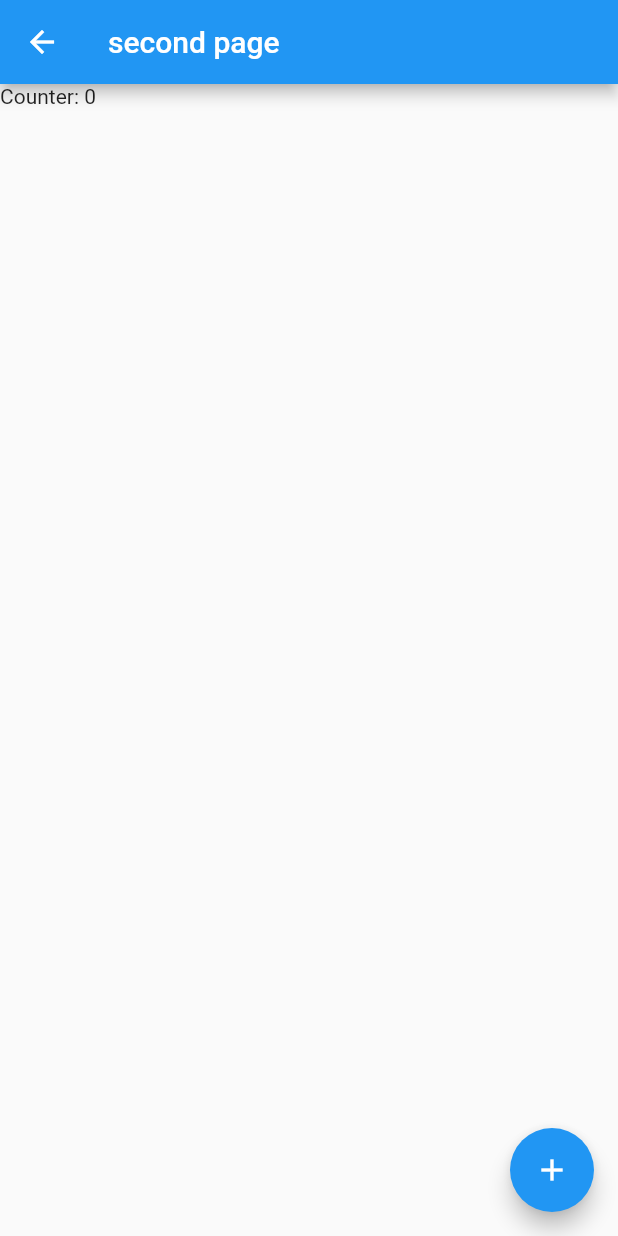
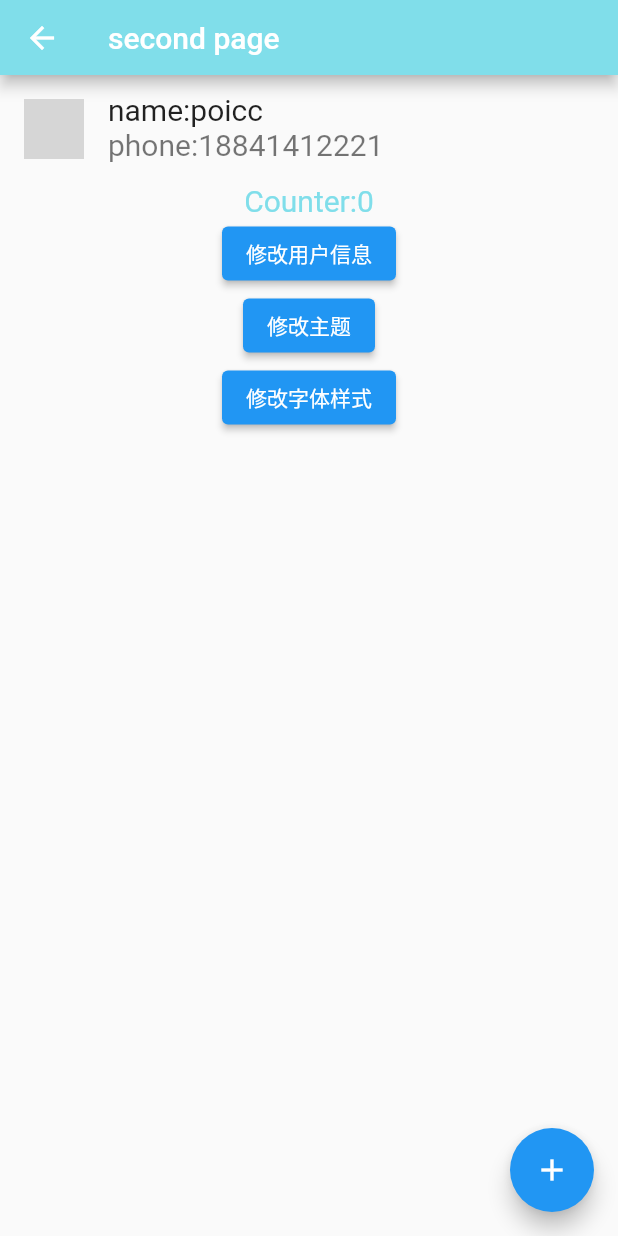
Before and after one commit to poicc/dart_code, a Flutter app: the screen it shows after launch, after a tap on the "navigation" icon, on a phone screen of 412 x 824 dp. Run offline on Flutter 3.47's test engine with Material 2 defaults, Android fonts, the phone set to English and light mode, and no system bars; our stand-ins replace cached_network_image, date_format, dio, event_bus, flutter_custom_clippers, flutter_datetime_picker and 6 more; missing offline and left inert: dart:html, sqlite3; network calls fail; grey boxes are pictures that could not be loaded.

Commit message:
状态管理实现细粒度刷新

```diff
--- a/flutter_demo/lib/file/first_page.dart
+++ b/flutter_demo/lib/file/first_page.dart
@@ -1,4 +1,6 @@
 import 'package:flutter/material.dart';
+import 'package:flutter_demo/file/phone_model.dart';
+import 'package:flutter_demo/file/theme_model.dart';
 import 'package:provider/provider.dart';
 
 import 'counter_model.dart';
@@ -11,18 +13,46 @@ class FirstPage extends StatelessWidget {
   Widget build(BuildContext context) {
     // 取出资源
     final counter = Provider.of<CounterModel>(context);
+    // 取出字体大小的资源
+    final testSize = Provider.of<double>(context);
+    final user = Provider.of<PhoneModel>(context);
+    final themeData = Provider.of<ThemeModel>(context);
+
     // 展示
-    return Scaffold(
+    return MaterialApp(
+      theme: themeData.themeData,
+      home: Scaffold(
         appBar: AppBar(
           title: const Text('first page'),
         ),
-      body: Text('Counter:${counter.counter}'),
+        body: Column(
+          children: [
+            ListTile(
+              leading: CircleAvatar(
+                backgroundImage: NetworkImage(user.avatar),
+              ),
+              title: Text(
+                'name:${user.name} ',
+                style: TextStyle(fontSize: testSize),
+              ),
+              subtitle: Text(
+                'phone:${user.phone}',
+                style: TextStyle(fontSize: testSize),
+              ),
+            ),
+            Text(
+              'Counter:${counter.counter}',
+              style: themeData.textStyle,
+            ),
+          ],
+        ),
         floatingActionButton: FloatingActionButton(
           onPressed: () {
-          Navigator.of(context).push(
-              MaterialPageRoute(builder: (context) => const SecondPage()));
+            Navigator.of(context)
+                .push(MaterialPageRoute(builder: (context) => SecondPage()));
           },
           child: const Icon(Icons.navigation),
+        ),
       ),
     );
   }
--- a/flutter_demo/lib/file/my_app.dart
+++ /dev/null
@@ -1,19 +0,0 @@
-import 'package:flutter/material.dart';
-import 'package:flutter_demo/file/counter_model.dart';
-import 'package:provider/provider.dart' as provider;
-
-import 'first_page.dart';
-
-class MyApp1 extends StatelessWidget {
-  const MyApp1({Key? key}) : super(key: key);
-
-  @override
-  Widget build(BuildContext context) {
-    return provider.ChangeNotifierProvider.value(
-      value: CounterModel(), //需要共享的数据资源
-      child: const MaterialApp(
-        home: FirstPage(),
-      ),
-    );
-  }
-}
--- /dev/null
+++ b/flutter_demo/lib/file/my_app1.dart
@@ -0,0 +1,39 @@
+import 'package:flutter/material.dart';
+import 'package:flutter_demo/file/counter_model.dart';
+import 'package:flutter_demo/file/phone_model.dart';
+import 'package:flutter_demo/file/theme_model.dart';
+import 'package:provider/provider.dart';
+
+import 'first_page.dart';
+
+class MyApp1 extends StatelessWidget {
+  const MyApp1({Key? key}) : super(key: key);
+
+  @override
+  Widget build(BuildContext context) {
+    // return provider.ChangeNotifierProvider.value(
+    //   value: CounterModel(), //需要共享的数据资源
+    //   child: const MaterialApp(
+    //     home: FirstPage(),
+    //   ),
+    // );
+    return MultiProvider(
+      providers: [
+        ChangeNotifierProvider.value(
+          value: CounterModel(),
+        ),
+        // 只读
+        Provider.value(value: 20.0),
+        ChangeNotifierProvider.value(
+          value: PhoneModel(),
+        ),
+        ChangeNotifierProvider.value(
+          value: ThemeModel(),
+        ),
+      ],
+      child: const MaterialApp(
+        home: FirstPage(),
+      ),
+    );
+  }
+}
--- /dev/null
+++ b/flutter_demo/lib/file/my_app2.dart
@@ -0,0 +1,19 @@
+import 'package:flutter/material.dart';
+import 'package:flutter_demo/file/phone_model.dart';
+import 'package:provider/provider.dart' as provider;
+
+import 'first_page1.dart';
+
+class MyApp2 extends StatelessWidget {
+  const MyApp2({Key? key}) : super(key: key);
+
+  @override
+  Widget build(BuildContext context) {
+    return provider.ChangeNotifierProvider.value(
+      value: PhoneModel(), //需要共享的数据资源
+      child: const MaterialApp(
+        home: FirstPage1(),
+      ),
+    );
+  }
+}
--- /dev/null
+++ b/flutter_demo/lib/file/phone_model.dart
@@ -0,0 +1,30 @@
+import 'package:flutter/material.dart';
+
+class PhoneModel with ChangeNotifier {
+  String _name = 'poicc';
+  String _phone = '18841412221';
+  String _avatar = 'https://avatars.githubusercontent.com/u/59445871?v=4';
+
+  String get name => _name;
+  String get phone => _phone;
+  String get avatar => _avatar;
+
+  // 写
+  void changeName(String name) {
+    _name = name;
+    // 通知调用者刷新
+    notifyListeners();
+  }
+
+  void changePhone(String phone) {
+    _phone = phone;
+    // 通知调用者刷新
+    notifyListeners();
+  }
+
+  void changeAvatar(String avatar) {
+    _avatar = avatar;
+    // 通知调用者刷新
+    notifyListeners();
+  }
+}
--- a/flutter_demo/lib/file/second_page.dart
+++ b/flutter_demo/lib/file/second_page.dart
@@ -1,22 +1,105 @@
 import 'package:flutter/material.dart';
+import 'package:flutter_demo/file/phone_model.dart';
+import 'package:flutter_demo/file/test_icon.dart';
+import 'package:flutter_demo/file/theme_model.dart';
 import 'package:provider/provider.dart';
 
 import 'counter_model.dart';
 
 class SecondPage extends StatelessWidget {
-  const SecondPage({Key? key}) : super(key: key);
+  // const SecondPage({Key? key}) : super(key: key);
 
   @override
   Widget build(BuildContext context) {
-    final counter = Provider.of<CounterModel>(context);
     return Scaffold(
-      appBar: AppBar(
-        title: const Text('second page'),
+      // body: Text('Counter: ${counter.counter}'),
+      // floatingActionButton: FloatingActionButton(
+      //   onPressed: counter.add,
+      //   // child: const Icon(Icons.add),
+      //   child: TestIcon(),
+      // ),
+
+      // body: Consumer<CounterModel>(
+      //   builder: (context, CounterModel counter, _) =>
+      //       Text('counter:${counter.counter}'),
+      // ),
+      // floatingActionButton: Consumer<CounterModel>(
+      //   builder: (context, CounterModel counter, child) => FloatingActionButton(
+      //     onPressed: counter.add,
+      //     child: child,
+      //   ),
+      //   child: TestIcon(),
+      // ),
+      appBar: PreferredSize(
+        preferredSize: const Size.fromHeight(50),
+        child: Consumer(
+          builder: (context, ThemeModel themeModel, _) => AppBar(
+            title: const Text('second page'),
+            backgroundColor: themeModel.themeData.backgroundColor,
+          ),
+        ),
       ),
-      body: Text('Counter: ${counter.counter}'),
-      floatingActionButton: FloatingActionButton(
-        onPressed: counter.add,
-        child: const Icon(Icons.add),
+
+      body: Consumer4(
+        builder: (context, CounterModel counter, double testSize,
+                PhoneModel user, ThemeModel theme, _) =>
+            Column(
+          children: [
+            ListTile(
+              leading: CircleAvatar(
+                backgroundImage: NetworkImage(user.avatar),
+              ),
+              title: Text(
+                'name:${user.name} ',
+                style: TextStyle(fontSize: testSize),
+              ),
+              subtitle: Text(
+                'phone:${user.phone}',
+                style: TextStyle(fontSize: testSize),
+              ),
+            ),
+            Text(
+              'Counter:${counter.counter}',
+              style: theme.textStyle,
+            ),
+            ElevatedButton(
+              onPressed: () {
+                user.changeName('poicc');
+                user.changeAvatar(
+                    'https://images.pexels.com/photos/13684830/pexels-photo-13684830.jpeg?auto=compress&cs=tinysrgb&w=800&lazy=load');
+              },
+              child: const Text('修改用户信息'),
+            ),
+            ElevatedButton(
+              onPressed: () {
+                theme.changeTheme(
+                  ThemeData(
+                    backgroundColor: Colors.green.shade200,
+                    appBarTheme: AppBarTheme(
+                      backgroundColor: Colors.green.shade200,
+                    ),
+                  ),
+                );
+              },
+              child: const Text('修改主题'),
+            ),
+            ElevatedButton(
+              onPressed: () {
+                theme.changeTextStyle(
+                  TextStyle(fontSize: 25.0, color: Colors.green.shade200),
+                );
+              },
+              child: const Text('修改字体样式'),
+            ),
+          ],
+        ),
+      ),
+      floatingActionButton: Consumer<CounterModel>(
+        builder: (context, CounterModel counter, child) => FloatingActionButton(
+          onPressed: counter.add,
+          child: child,
+        ),
+        child: TestIcon(),
       ),
     );
   }
--- a/flutter_demo/lib/file/sqlite_phone_page.dart
+++ b/flutter_demo/lib/file/sqlite_phone_page.dart
@@ -1,4 +1,6 @@
 import 'package:flutter/material.dart';
+import 'package:flutter_demo/file/phone_model.dart';
+import 'package:provider/provider.dart';
 import 'package:sqlite3/sqlite3.dart' as sqlite;
 // import 'package:sqlite3/src/common/result_set.dart' as Row;
 
@@ -107,6 +109,7 @@ class _SqlitePhonePageState extends State<SqlitePhonePage> {
 
   @override
   Widget build(BuildContext context) {
+    final counter = Provider.of<PhoneModel>(context);
     return Scaffold(
       appBar: AppBar(
         backgroundColor: Colors.red.shade300,
@@ -114,7 +117,6 @@ class _SqlitePhonePageState extends State<SqlitePhonePage> {
         //清除title左右padding，默认情况下会有一定的padding距离
         toolbarHeight: 44,
         elevation: 0,
-        //由于title本身是接受一个widget，所以可以直接给他一个自定义的widget。
         title: SizedBox(
           width: double.infinity,
           height: 30,
@@ -273,6 +275,8 @@ class _SqlitePhonePageState extends State<SqlitePhonePage> {
                                   });
                                   _addPhone();
                                   Navigator.pop(context);
+                                  counter.changeName(name);
+                                  counter.changePhone(phone);
                                 },
                                 child: Container(
                                   height: 50,
--- /dev/null
+++ b/flutter_demo/lib/file/test_icon.dart
@@ -0,0 +1,9 @@
+import 'package:flutter/material.dart';
+
+class TestIcon extends StatelessWidget {
+  @override
+  Widget build(BuildContext context) {
+    print('test build');
+    return Icon(Icons.add);
+  }
+}
--- /dev/null
+++ b/flutter_demo/lib/file/theme_model.dart
@@ -0,0 +1,44 @@
+import 'package:flutter/material.dart';
+
+class ThemeModel with ChangeNotifier {
+  TextStyle _textStyle = TextStyle(fontSize: 20.0, color: Colors.cyan.shade200);
+  ThemeData _themeData = ThemeData(
+    brightness: Brightness.light,
+    // primarySwatch: Colors.red,
+    appBarTheme: const AppBarTheme(
+      backgroundColor: Colors.cyan,
+    ),
+    backgroundColor: Colors.cyan.shade200,
+    textButtonTheme: TextButtonThemeData(
+      // 按钮主题
+      style:
+          // TextButton.styleFrom(
+          //   foregroundColor: Colors.cyan.shade200,
+          //   side: BorderSide(
+          //     color: Colors.cyan.shade200,
+          //   ),
+          // ),
+          ButtonStyle(
+        backgroundColor: MaterialStatePropertyAll(Colors.cyan.shade800),
+        foregroundColor: const MaterialStatePropertyAll(Colors.white),
+      ),
+    ),
+  );
+
+  TextStyle get textStyle => _textStyle;
+
+  ThemeData get themeData => _themeData;
+
+  // 写
+  void changeTheme(ThemeData themeData) {
+    _themeData = themeData;
+    // 通知调用者刷新
+    notifyListeners();
+  }
+
+  void changeTextStyle(TextStyle textStyle) {
+    _textStyle = textStyle;
+    // 通知调用者刷新
+    notifyListeners();
+  }
+}
--- a/flutter_demo/lib/main.dart
+++ b/flutter_demo/lib/main.dart
@@ -36,7 +36,7 @@ import 'package:flutter_demo/route/unknown_page.dart';
 // import 'package:flutter_demo/basic/date_demo.dart';
 import 'package:flutter_localizations/flutter_localizations.dart';
 
-import 'file/my_app.dart';
+import 'file/my_app1.dart';
 
 void main() {
   runApp(const MyApp());
```
Also changed, not shown: flutter_demo/lib/file/first_page1.dart (added, +28 -0 lines), flutter_demo/lib/screen/detail_widget.dart (added, +30 -0 lines), flutter_demo/lib/screen/l_text.dart (added, +13 -0 lines), flutter_demo/lib/screen/list_widget.dart (added, +29 -0 lines), flutter_demo/lib/screen/master_detail_page.dart (added, +55 -0 lines), flutter_demo/lib/screen/orientation_demo.dart (added, +90 -0 lines), flutter_demo/lib/screen/screen_page.dart (added, +67 -0 lines). Lines whose indentation alone changed are shown as unchanged.
